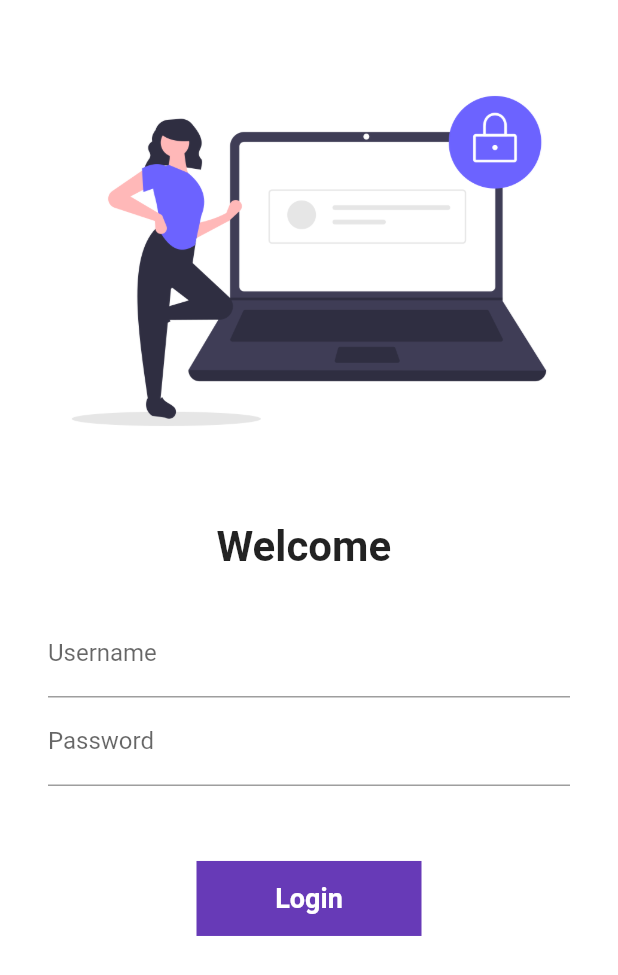
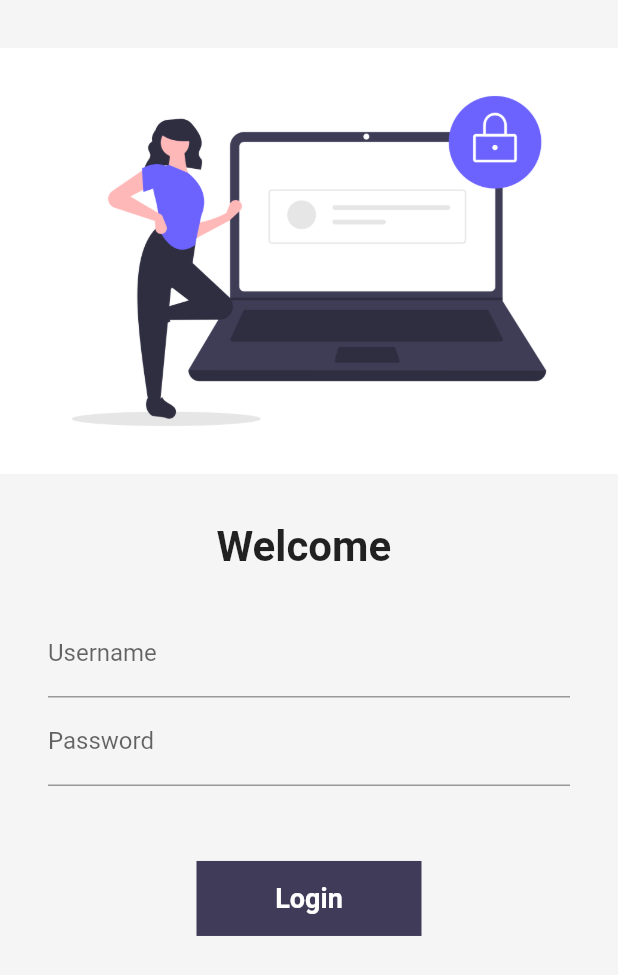
Before and after one commit to Vinay9222/7-Days-of-Flutter, a Flutter app: the LoginPage screen opened by its route, on a phone screen of 412 x 824 dp. Shown: the top 975 px of the screen. Run offline on Flutter 3.47's test engine with Material 2 defaults, Android fonts, the phone set to English and light mode, and no system bars; our stand-ins replace velocity_x; network calls fail.

Commit message:
Day19 Completed

```diff
--- a/lib/main.dart
+++ b/lib/main.dart
@@ -13,7 +13,7 @@ class MyApp extends StatelessWidget {
   @override
   Widget build(BuildContext context) {
     return MaterialApp(
-      themeMode: ThemeMode.light,
+      themeMode: ThemeMode.system,
       theme: MyTheme.lightTheme(context),
       darkTheme: MyTheme.darkTheme(context),
       debugShowCheckedModeBanner: false,
--- a/lib/pages/home_page.dart
+++ b/lib/pages/home_page.dart
@@ -40,11 +40,11 @@ class _HomePageState extends State<HomePage> {
   @override
   Widget build(BuildContext context) {
     return Scaffold(
-        backgroundColor: MyTheme.creamColor,
+        backgroundColor: context.canvasColor,
         floatingActionButton: FloatingActionButton(
           onPressed: ()=>Navigator.pushNamed(context, MyRoutes.cartRoute),
-          backgroundColor: MyTheme.darkBluishColor,
-          child: Icon(CupertinoIcons.cart),
+          backgroundColor: context.theme.buttonColor,
+          child: Icon(CupertinoIcons.cart,color: Colors.white,),
         ),
         body: SafeArea(
           child: Container(
--- a/lib/pages/login_page.dart
+++ b/lib/pages/login_page.dart
@@ -1,5 +1,6 @@
 import 'package:flutter/material.dart';
 import 'package:stock/utils/routes.dart';
+import 'package:velocity_x/velocity_x.dart';
 
 class LoginPage extends StatefulWidget {
   const LoginPage({super.key});
@@ -29,7 +30,7 @@ class _LoginPageState extends State<LoginPage> {
   @override
   Widget build(BuildContext context) {
     return Material(
-        color: Colors.white,
+        color: context.canvasColor,
         child: SingleChildScrollView(
           child: Form(
             key: _formKey,
@@ -92,7 +93,7 @@ class _LoginPageState extends State<LoginPage> {
                           height: 50,
                         ),
                         Material(
-                          color: Colors.deepPurple,
+                          color: context.theme.buttonColor,
                           child: InkWell(
                             onTap: () => moveToHome(context),
                             child: AnimatedContainer(
--- a/lib/widgets/home_widget/catalog_header.dart
+++ b/lib/widgets/home_widget/catalog_header.dart
@@ -8,7 +8,7 @@ class CatalogHeader extends StatelessWidget {
     return Column(
       crossAxisAlignment: CrossAxisAlignment.start,
       children: [
-        "Catalog App".text.xl5.bold.color(MyTheme.darkBluishColor).make(),
+        "Catalog App".text.xl5.bold.color(context.theme.accentColor).make(),
         "Trending products".text.xl2.make(),
       ],
     );
--- a/lib/widgets/home_widget/catalog_image.dart
+++ b/lib/widgets/home_widget/catalog_image.dart
@@ -10,6 +10,6 @@ class CatalogImage extends StatelessWidget {
   Widget build(BuildContext context) {
     return Image.network(
       image,
-    ).box.rounded.p8.color(MyTheme.creamColor).make().p16().w40(context);
+    ).box.rounded.p8.color(context.canvasColor).make().p16().w40(context);
   }
 }
--- a/lib/widgets/themes.dart
+++ b/lib/widgets/themes.dart
@@ -1,20 +1,37 @@
 import 'package:flutter/material.dart';
+import 'package:velocity_x/velocity_x.dart';
 
 class MyTheme {
   static ThemeData lightTheme(BuildContext context) => ThemeData(
       primarySwatch: Colors.deepPurple,
+      cardColor: Colors.white,
+      canvasColor: creamColor,
+      buttonColor: darkBluishColor,
+      accentColor: darkBluishColor,
       appBarTheme: AppBarTheme(
-        color: Colors.white,
+        color: Colors.deepPurple,
         elevation: 0.0,
         iconTheme: IconThemeData(color: Colors.black),
         textTheme: Theme.of(context).textTheme,
       ));
 
   static ThemeData darkTheme(BuildContext context) => ThemeData(
-        brightness: Brightness.dark,
-      );
+      brightness: Brightness.dark,
+      primarySwatch: Colors.deepPurple,
+      cardColor: Colors.black,
+      canvasColor: darkCreamColor,
+      buttonColor: lightBluishColor,
+      accentColor: Colors.white,
+      appBarTheme: AppBarTheme(
+        color: Colors.black,
+        elevation: 0.0,
+        iconTheme: IconThemeData(color: Colors.white),
+        textTheme: Theme.of(context).textTheme,
+      ));
 
   //Colors
   static Color creamColor = Color(0xfff5f5f5);
+  static Color darkCreamColor = Vx.gray900;
   static Color darkBluishColor = Color(0xff403b58);
+  static Color lightBluishColor = Vx.indigo500;
 }
```
Also changed, not shown: lib/pages/home_page_details.dart (+5 -5 lines), lib/widgets/home_widget/catalog_list.dart (+4 -5 lines).
